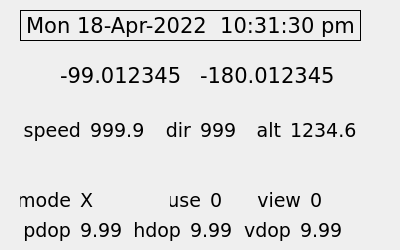
The window that Qt/gps/BasicDisplay.ui (bradselb/examples) describes before a commit, drawn with Qt 5.
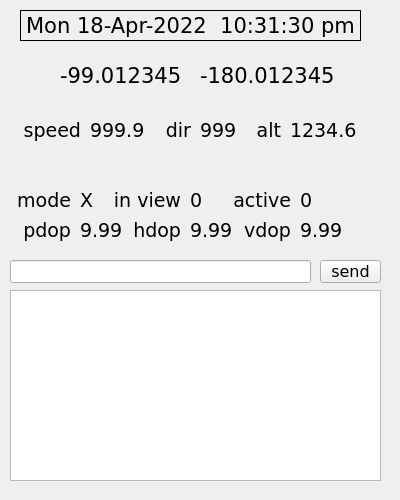
The same window after the commit.

Commit message: add basic logging of track info to a file

Diff of the .ui file:
```diff
--- a/Qt/gps/BasicDisplay.ui
+++ b/Qt/gps/BasicDisplay.ui
@@ -8,7 +8,7 @@
     <x>0</x>
     <y>0</y>
     <width>400</width>
-    <height>250</height>
+    <height>500</height>
    </rect>
   </property>
   <property name="minimumSize">
@@ -116,7 +116,7 @@
   <widget class="QLabel" name="inuse">
    <property name="geometry">
     <rect>
-     <x>210</x>
+     <x>300</x>
      <y>190</y>
      <width>31</width>
      <height>21</height>
@@ -158,9 +158,9 @@
   <widget class="QLabel" name="label_2">
    <property name="geometry">
     <rect>
-     <x>170</x>
+     <x>230</x>
      <y>190</y>
-     <width>31</width>
+     <width>61</width>
      <height>21</height>
     </rect>
    </property>
@@ -170,7 +170,7 @@
     </font>
    </property>
    <property name="text">
-    <string>use</string>
+    <string>active</string>
    </property>
    <property name="alignment">
     <set>Qt::AlignRight|Qt::AlignTrailing|Qt::AlignVCenter</set>
@@ -179,7 +179,7 @@
   <widget class="QLabel" name="inview">
    <property name="geometry">
     <rect>
-     <x>310</x>
+     <x>190</x>
      <y>190</y>
      <width>30</width>
      <height>21</height>
@@ -200,9 +200,9 @@
   <widget class="QLabel" name="label_6">
    <property name="geometry">
     <rect>
-     <x>250</x>
+     <x>110</x>
      <y>190</y>
-     <width>51</width>
+     <width>71</width>
      <height>21</height>
     </rect>
    </property>
@@ -212,7 +212,7 @@
     </font>
    </property>
    <property name="text">
-    <string>view</string>
+    <string>in view</string>
    </property>
    <property name="alignment">
     <set>Qt::AlignRight|Qt::AlignTrailing|Qt::AlignVCenter</set>
@@ -221,9 +221,9 @@
   <widget class="QLabel" name="label_9">
    <property name="geometry">
     <rect>
-     <x>20</x>
+     <x>10</x>
      <y>190</y>
-     <width>51</width>
+     <width>61</width>
      <height>21</height>
     </rect>
    </property>
```
Left out of the diff: 6 changed lines with no effect on the pictures. The commit also changes 9 other files.
